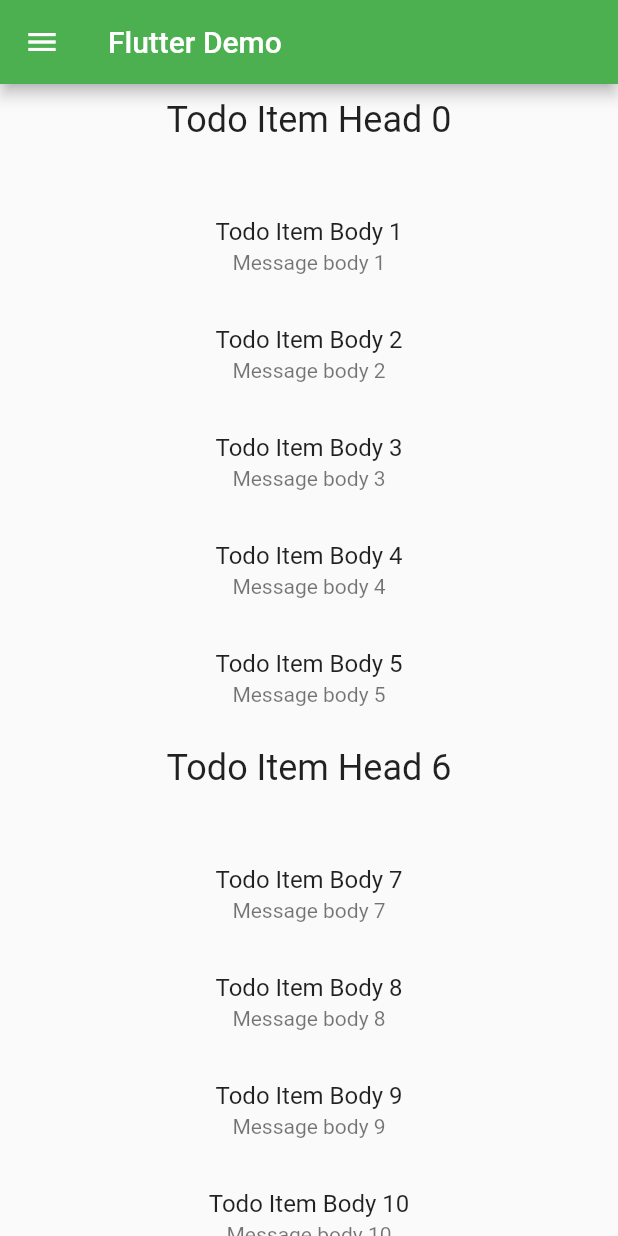
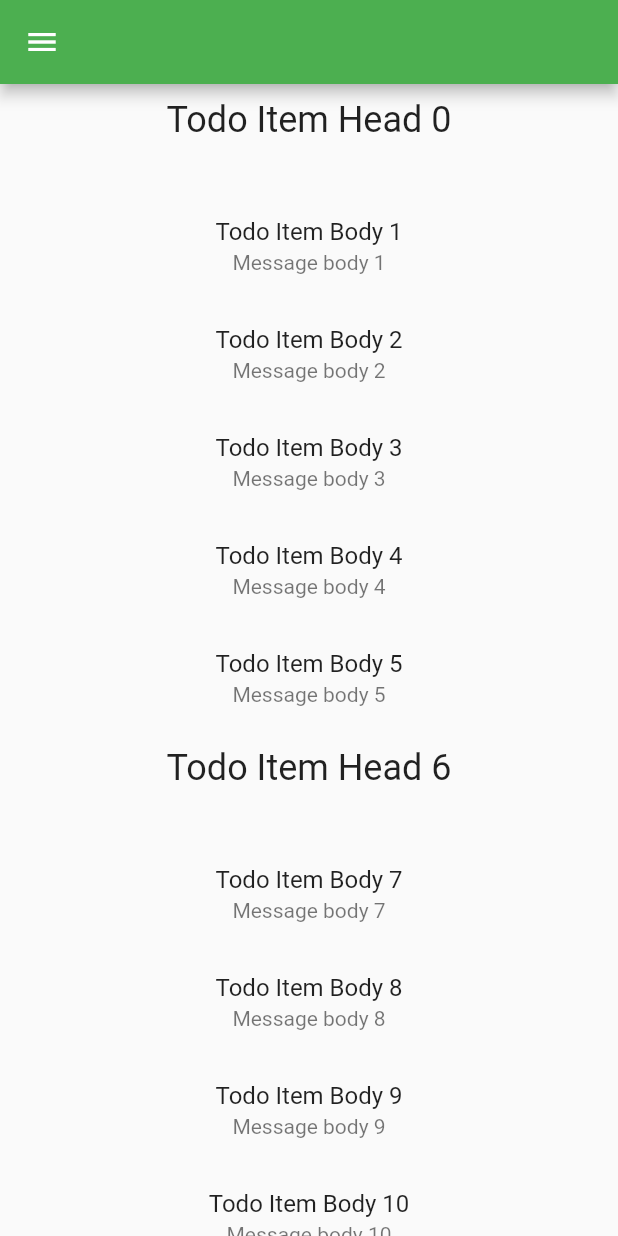
Before and after one commit to AntonioVirgone/todo-flutter, a Flutter app: the screen it shows after launch, on a phone screen of 412 x 824 dp. Run offline on Flutter 3.47's test engine with Material 2 defaults, Android fonts, the phone set to English and light mode, and no system bars.

```diff
--- a/lib/main.dart
+++ b/lib/main.dart
@@ -1,10 +1,18 @@
 import 'package:flutter/material.dart';
 import 'package:todo/component/menu/NavDrawer.dart';
 import 'package:todo/component/page/PageDrawer.dart';
-import 'package:todo/component/page/TodoItem.dart';
 
 void main() {
-  runApp(const MaterialApp(home: MyApp(),));
+  const String title = "Flutter Demo";
+
+  runApp(MaterialApp(
+    debugShowCheckedModeBanner: false,
+    home: const MyApp(),
+    title: title,
+    theme: ThemeData(
+      primarySwatch: Colors.green,
+    ),
+  ));
 }
 
 class MyApp extends StatelessWidget {
@@ -12,25 +20,17 @@ class MyApp extends StatelessWidget {
 
   @override
   Widget build(BuildContext context) {
-    return MyAppExample();
+    return const MyAppExample();
   }
 }
 
 class MyAppExample extends StatelessWidget {
-  static const String title = "Flutter Demo";
-
-  MyAppExample({super.key});
+  const MyAppExample({super.key});
 
   @override
   Widget build(BuildContext context) {
-    return MaterialApp(
-      title: title,
-      theme: ThemeData(
-        primarySwatch: Colors.green,
-      ),
-      home: Scaffold(
+    return Scaffold(
       appBar: AppBar(
-          title: const Text(title),
         leading: Builder(
           builder: (BuildContext context) {
             return IconButton(
@@ -43,10 +43,9 @@ class MyAppExample extends StatelessWidget {
           },
         ),
       ),
-        body: PageDrawerImpl().build(context),
+      body: PageDrawer().build(context),
       drawer: Drawer(
         child: NavDrawerImpl('Antonio', 'test@mail.com').build(context),
-        ),
       ),
     );
   }
```
Also changed, not shown: lib/component/page/PageDrawer.dart (+6 -4 lines). Lines whose indentation alone changed are shown as unchanged.
